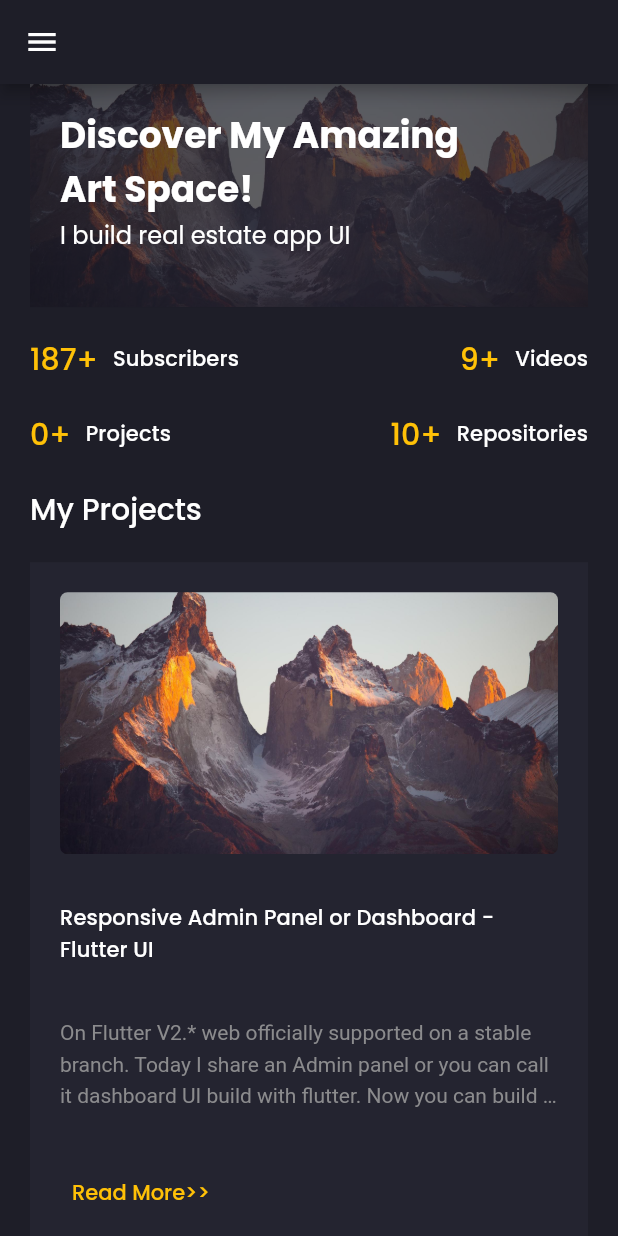
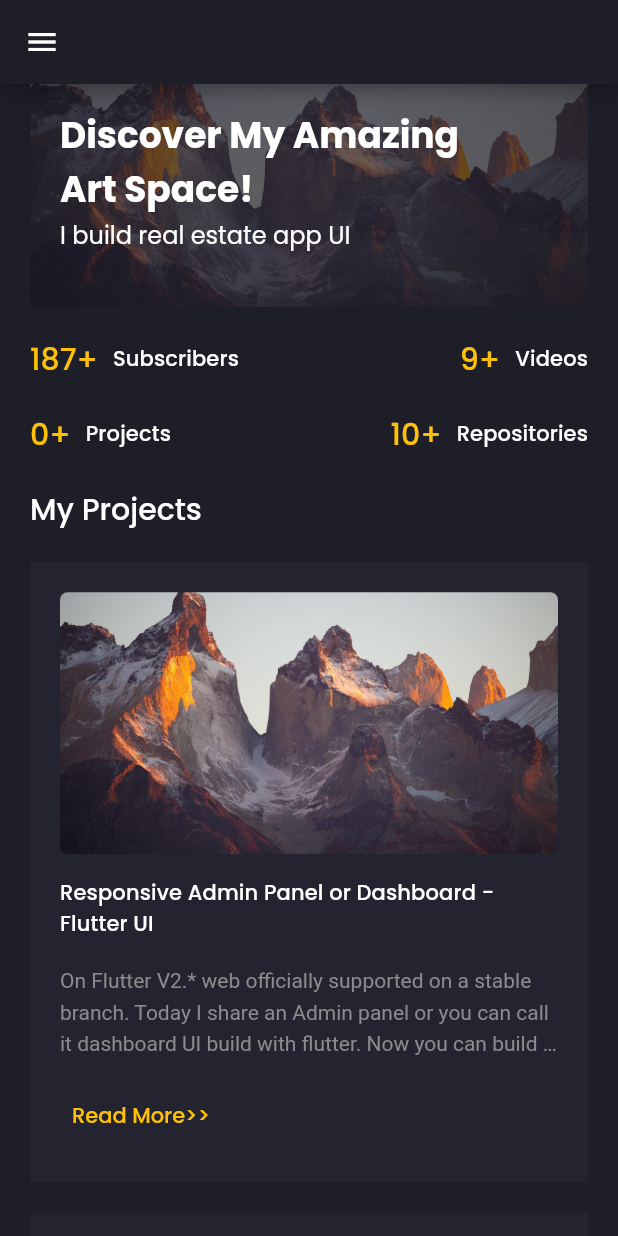
Before and after one commit to techcoder01/protfolio, a Flutter app: the screen it shows after launch, on a phone screen of 412 x 824 dp. Run offline on Flutter 3.47's test engine with Material 2 defaults, Android fonts, the phone set to English and light mode, and no system bars; drawn by our look-alikes of animated_text_kit; our stand-ins replace flutter_svg, google_fonts.

Commit message:
Tech Coder Protfolio

```diff
--- a/lib/screens/home/component/my_projects.dart
+++ b/lib/screens/home/component/my_projects.dart
@@ -23,7 +23,7 @@ class MyProjects extends StatelessWidget {
           height: defaultPadding,
         ),
         Responsive(
-         mobile: ProjectGridView(crossAxisCount: 1,),
+         mobile: ProjectGridView(crossAxisCount: 1,childAspectRatio: .9,),
          mobileLarge: ProjectGridView(crossAxisCount: 2,),
          tablet: ProjectGridView(childAspectRatio: .7,),
          desktop: ProjectGridView()
```
Also changed, not shown: 4 other files.
